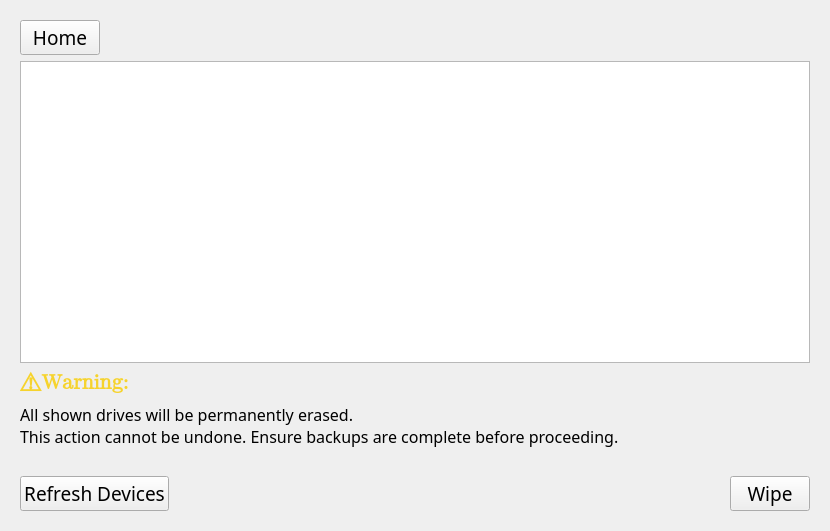
First picture: the form in ui_files/system_info_page.ui, repository Mpriynka/SIH25070_Team_Caffeinated_Shell, before the edit.
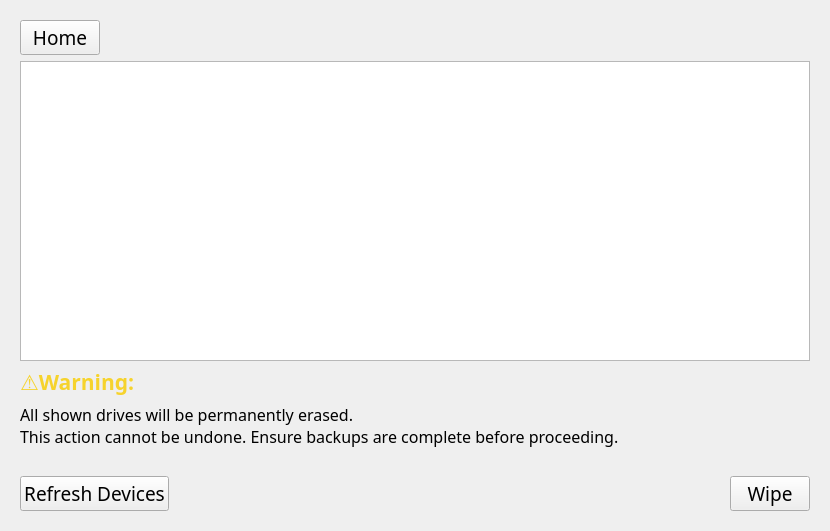
Second picture: the form after the edit.

```diff
--- a/ui_files/system_info_page.ui
+++ b/ui_files/system_info_page.ui
@@ -10,6 +10,11 @@
     <height>531</height>
    </rect>
   </property>
+  <property name="font">
+   <font>
+    <family>Noto Sans</family>
+   </font>
+  </property>
   <property name="windowTitle">
    <string>Form</string>
   </property>
```
Left out of the diff: 2 changed lines with no effect on the pictures.
